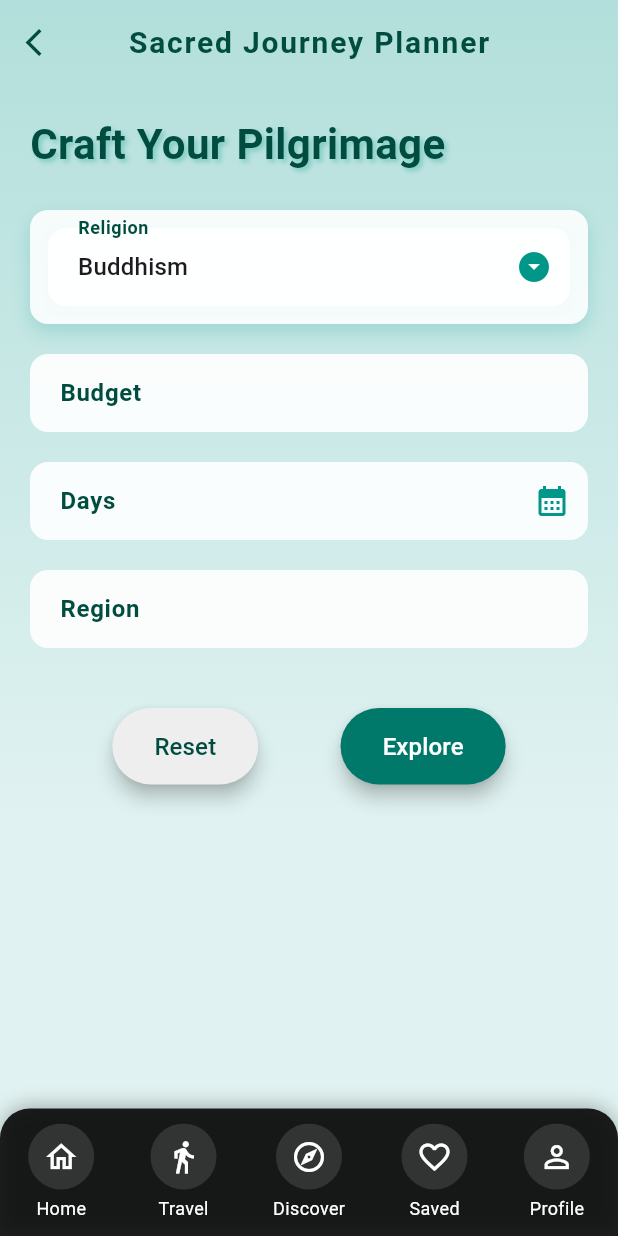
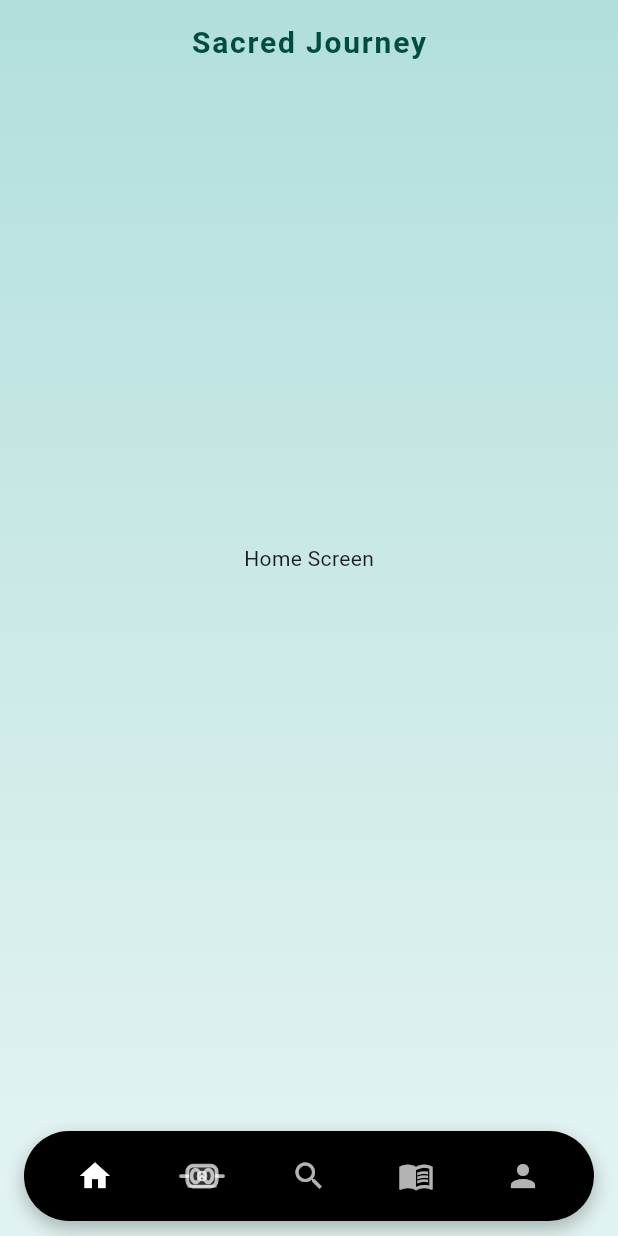
Before and after one commit to DaphneKodithuwakku/sriroute-frontend, a Flutter app: the screen it shows after launch, on a phone screen of 412 x 824 dp. Run offline on Flutter 3.47's test engine with Material 3 defaults, Android fonts, the phone set to English and light mode, and no system bars.

Commit message:
Added the working navigation bar

```diff
--- a/sri_route/lib/main.dart
+++ b/sri_route/lib/main.dart
@@ -1,19 +1,19 @@
 import 'package:flutter/material.dart';
 
 void main() {
-  runApp(const SriRouteApp());
+  runApp(MyApp());
 }
 
-class SriRouteApp extends StatelessWidget {
-  const SriRouteApp({super.key});
-
+class MyApp extends StatelessWidget {
   @override
   Widget build(BuildContext context) {
     return MaterialApp(
+      title: 'Sacred Journey',
       debugShowCheckedModeBanner: false,
       theme: ThemeData(
         primaryColor: Colors.teal,
         scaffoldBackgroundColor: Colors.teal[50],
+        primarySwatch: Colors.blue, // From first app
         appBarTheme: AppBarTheme(
           backgroundColor: Colors.transparent,
           foregroundColor: Colors.teal[900],
@@ -51,9 +51,272 @@ class SriRouteApp extends StatelessWidget {
           ),
         ),
       ),
-      home: const PilgrimagePlannerScreen(),
+      home: MyHomePage(),
     );
   }
+}
+
+class MyHomePage extends StatefulWidget {
+  @override
+  _MyHomePageState createState() => _MyHomePageState();
+}
+
+class _MyHomePageState extends State<MyHomePage> {
+  int _selectedIndex = 0;
+
+  // List of pages or screens
+  static final List<Widget> _widgetOptions = <Widget>[
+    Container(
+      decoration: BoxDecoration(
+        gradient: LinearGradient(
+          begin: Alignment.topCenter,
+          end: Alignment.bottomCenter,
+          colors: [Colors.teal[100]!, Colors.teal[50]!],
+        ),
+      ),
+      child: const Center(child: Text('Home Screen')),
+    ),
+    Container(
+      decoration: BoxDecoration(
+        gradient: LinearGradient(
+          begin: Alignment.topCenter,
+          end: Alignment.bottomCenter,
+          colors: [Colors.teal[100]!, Colors.teal[50]!],
+        ),
+      ),
+      child: const Center(child: Text('VR Tour')),
+    ),
+    const PilgrimagePlannerScreen(),
+    Container(
+      decoration: BoxDecoration(
+        gradient: LinearGradient(
+          begin: Alignment.topCenter,
+          end: Alignment.bottomCenter,
+          colors: [Colors.teal[100]!, Colors.teal[50]!],
+        ),
+      ),
+      child: const Center(child: Text('User Manual Screen')),
+    ),
+    Container(
+      decoration: BoxDecoration(
+        gradient: LinearGradient(
+          begin: Alignment.topCenter,
+          end: Alignment.bottomCenter,
+          colors: [Colors.teal[100]!, Colors.teal[50]!],
+        ),
+      ),
+      child: const Center(child: Text('Profile Screen')),
+    ),
+  ];
+
+  void _onItemTapped(int index) {
+    setState(() {
+      _selectedIndex = index;
+    });
+  }
+
+  @override
+  Widget build(BuildContext context) {
+    return Scaffold(
+      extendBodyBehindAppBar: true,
+      appBar: AppBar(
+        title: Text(
+          'Sacred Journey',
+          style: TextStyle(
+            fontSize: 20,
+            fontWeight: FontWeight.w600,
+            letterSpacing: 1.2,
+            color: Colors.teal[900],
+          ),
+        ),
+        centerTitle: true,
+      ),
+      body: _widgetOptions.elementAt(_selectedIndex),
+      bottomNavigationBar: Padding(
+        padding: const EdgeInsets.symmetric(horizontal: 16.0, vertical: 10.0),
+        child: Container(
+          height: 60,
+          decoration: BoxDecoration(
+            color: Colors.black,
+            borderRadius: BorderRadius.circular(30),
+            boxShadow: [
+              BoxShadow(
+                color: Colors.black26,
+                blurRadius: 10,
+                offset: Offset(0, 5),
+              ),
+            ],
+          ),
+          child: Row(
+            mainAxisAlignment: MainAxisAlignment.spaceEvenly,
+            children: [
+              IconButton(
+                icon: Icon(Icons.home, size: 24),
+                color:
+                    _selectedIndex == 0
+                        ? Colors.white
+                        : Colors.white.withOpacity(0.7),
+                onPressed: () => _onItemTapped(0),
+              ),
+              IconButton(
+                icon: VRTourIcon(
+                  color:
+                      _selectedIndex == 1
+                          ? Colors.white
+                          : Colors.white.withOpacity(0.7),
+                  size: 28,
+                ),
+                onPressed: () => _onItemTapped(1),
+              ),
+              IconButton(
+                icon: Icon(Icons.search, size: 24),
+                color:
+                    _selectedIndex == 2
+                        ? Colors.white
+                        : Colors.white.withOpacity(0.7),
+                onPressed: () => _onItemTapped(2),
+              ),
+              IconButton(
+                icon: Icon(Icons.menu_book, size: 24),
+                color:
+                    _selectedIndex == 3
+                        ? Colors.white
+                        : Colors.white.withOpacity(0.7),
+                onPressed: () => _onItemTapped(3),
+              ),
+              IconButton(
+                icon: Icon(Icons.person, size: 24),
+                color:
+                    _selectedIndex == 4
+                        ? Colors.white
+                        : Colors.white.withOpacity(0.7),
+                onPressed: () => _onItemTapped(4),
+              ),
+            ],
+          ),
+        ),
+      ),
+    );
+  }
+}
+
+// Custom VR Tour Icon
+class VRTourIcon extends StatelessWidget {
+  final Color color;
+  final double size;
+
+  const VRTourIcon({required this.color, this.size = 28});
+
+  @override
+  Widget build(BuildContext context) {
+    return Container(
+      width: size,
+      height: size,
+      child: CustomPaint(painter: _VRTourPainter(color: color)),
+    );
+  }
+}
+
+// Painter for VR Tour Icon
+class _VRTourPainter extends CustomPainter {
+  final Color color;
+
+  _VRTourPainter({required this.color});
+
+  @override
+  void paint(Canvas canvas, Size size) {
+    final Paint paint =
+        Paint()
+          ..color = color
+          ..style = PaintingStyle.stroke
+          ..strokeWidth = 2.5
+          ..strokeCap = StrokeCap.round;
+
+    final Paint fillPaint =
+        Paint()
+          ..color = color.withOpacity(0.2)
+          ..style = PaintingStyle.fill;
+
+    final Rect headsetRect = Rect.fromLTRB(
+      size.width * 0.15,
+      size.height * 0.25,
+      size.width * 0.85,
+      size.height * 0.75,
+    );
+    canvas.drawRRect(
+      RRect.fromRectAndRadius(headsetRect, Radius.circular(4)),
+      fillPaint,
+    );
+    canvas.drawRRect(
+      RRect.fromRectAndRadius(headsetRect, Radius.circular(4)),
+      paint,
+    );
+
+    canvas.drawOval(
+      Rect.fromLTRB(
+        size.width * 0.25,
+        size.height * 0.35,
+        size.width * 0.45,
+        size.height * 0.65,
+      ),
+      paint,
+    );
+    canvas.drawOval(
+      Rect.fromLTRB(
+        size.width * 0.55,
+        size.height * 0.35,
+        size.width * 0.75,
+        size.height * 0.65,
+      ),
+      paint,
+    );
+
+    canvas.drawLine(
+      Offset(0, size.height * 0.5),
+      Offset(size.width * 0.15, size.height * 0.5),
+      paint,
+    );
+    canvas.drawLine(
+      Offset(size.width * 0.85, size.height * 0.5),
+      Offset(size.width, size.height * 0.5),
+      paint,
+    );
+
+    final Paint tourPaint =
+        Paint()
+          ..color = color
+          ..style = PaintingStyle.stroke
+          ..strokeWidth = 1.5;
+    canvas.drawCircle(
+      Offset(size.width * 0.5, size.height * 0.5),
+      size.width * 0.1,
+      tourPaint,
+    );
+    final Path tourPath =
+        Path()
+          ..moveTo(size.width * 0.45, size.height * 0.55)
+          ..quadraticBezierTo(
+            size.width * 0.5,
+            size.height * 0.45,
+            size.width * 0.55,
+            size.height * 0.55,
+          );
+    canvas.drawPath(tourPath, tourPaint);
+
+    final Paint shadowPaint =
+        Paint()
+          ..color = color.withOpacity(0.5)
+          ..style = PaintingStyle.stroke
+          ..strokeWidth = 1.5;
+    canvas.drawLine(
+      Offset(size.width * 0.15, size.height * 0.75),
+      Offset(size.width * 0.85, size.height * 0.75),
+      shadowPaint,
+    );
+  }
+
+  @override
+  bool shouldRepaint(covariant CustomPainter oldDelegate) => false;
 }
 
 class PilgrimagePlannerScreen extends StatefulWidget {
@@ -79,27 +342,7 @@ class _PilgrimagePlannerScreenState extends State<PilgrimagePlannerScreen> {
 
   @override
   Widget build(BuildContext context) {
-    return Scaffold(
-      extendBodyBehindAppBar: true,
-      appBar: AppBar(
-        title: Text(
-          'Sacred Journey Planner',
-          style: TextStyle(
-            fontSize: 20,
-            fontWeight: FontWeight.w600,
-            letterSpacing: 1.2,
-            color: Colors.teal[900],
-          ),
-        ),
-        leading: IconButton(
-          icon: const Icon(Icons.arrow_back_ios, size: 22),
-          onPressed: () {
-            // Add navigation logic here if needed
-          },
-        ),
-        centerTitle: true,
-      ),
-      body: Container(
+    return Container(
       decoration: BoxDecoration(
         gradient: LinearGradient(
           begin: Alignment.topCenter,
@@ -237,8 +480,6 @@ class _PilgrimagePlannerScreenState extends State<PilgrimagePlannerScreen> {
           ),
         ),
       ),
-      ),
-      bottomNavigationBar: _buildCircularBottomNavBar(),
     );
   }
 
@@ -261,54 +502,6 @@ class _PilgrimagePlannerScreenState extends State<PilgrimagePlannerScreen> {
         suffixIcon: suffixIcon,
       ),
       keyboardType: keyboardType ?? TextInputType.text,
-    );
-  }
-
-  Widget _buildCircularBottomNavBar() {
-    return Container(
-      padding: const EdgeInsets.symmetric(vertical: 10),
-      decoration: BoxDecoration(
-        color: Colors.black87,
-        borderRadius: const BorderRadius.vertical(top: Radius.circular(20)),
-        boxShadow: const [
-          BoxShadow(
-            color: Colors.black26,
-            blurRadius: 10,
-            offset: Offset(0, -2),
-          ),
-        ],
-      ),
-      child: ClipRRect(
-        borderRadius: const BorderRadius.vertical(top: Radius.circular(20)),
-        child: Row(
-          mainAxisAlignment: MainAxisAlignment.spaceAround,
-          children: [
-            _buildNavItem(Icons.home_outlined, 'Home'),
-            _buildNavItem(Icons.directions_walk, 'Travel'),
-            _buildNavItem(Icons.explore_outlined, 'Discover'),
-            _buildNavItem(Icons.favorite_border, 'Saved'),
-            _buildNavItem(Icons.person_outline, 'Profile'),
-          ],
-        ),
-      ),
-    );
-  }
-
-  Widget _buildNavItem(IconData icon, String label) {
-    return Column(
-      mainAxisSize: MainAxisSize.min,
-      children: [
-        Container(
-          padding: const EdgeInsets.all(10),
-          decoration: const BoxDecoration(
-            shape: BoxShape.circle,
-            color: Colors.white12,
-          ),
-          child: Icon(icon, color: Colors.white, size: 24),
-        ),
-        const SizedBox(height: 4),
-        Text(label, style: const TextStyle(color: Colors.white, fontSize: 12)),
-      ],
     );
   }
 }
@@ -380,55 +573,6 @@ class ResultsScreen extends StatelessWidget {
           ),
         ),
       ),
-      bottomNavigationBar: _buildCircularBottomNavBar(),
-    );
-  }
-
-  Widget _buildCircularBottomNavBar() {
-    return Container(
-      padding: const EdgeInsets.symmetric(vertical: 10),
-      decoration: BoxDecoration(
-        color: Colors.black87,
-        borderRadius: const BorderRadius.vertical(top: Radius.circular(20)),
-        boxShadow: const [
-          BoxShadow(
-            color: Colors.black26,
-            blurRadius: 10,
-            offset: Offset(0, -2),
-          ),
-        ],
-      ),
-      child: ClipRRect(
-        borderRadius: const BorderRadius.vertical(top: Radius.circular(20)),
-        child: Row(
-          mainAxisAlignment: MainAxisAlignment.spaceAround,
-          children: [
-            _buildNavItem(Icons.home_outlined, 'Home'),
-            _buildNavItem(Icons.directions_walk, 'Travel'),
-            _buildNavItem(Icons.explore_outlined, 'Discover'),
-            _buildNavItem(Icons.favorite_border, 'Saved'),
-            _buildNavItem(Icons.person_outline, 'Profile'),
-          ],
-        ),
-      ),
-    );
-  }
-
-  Widget _buildNavItem(IconData icon, String label) {
-    return Column(
-      mainAxisSize: MainAxisSize.min,
-      children: [
-        Container(
-          padding: const EdgeInsets.all(10),
-          decoration: const BoxDecoration(
-            shape: BoxShape.circle,
-            color: Colors.white12,
-          ),
-          child: Icon(icon, color: Colors.white, size: 24),
-        ),
-        const SizedBox(height: 4),
-        Text(label, style: const TextStyle(color: Colors.white, fontSize: 12)),
-      ],
     );
   }
 }
```
Lines whose indentation alone changed are shown as unchanged.
